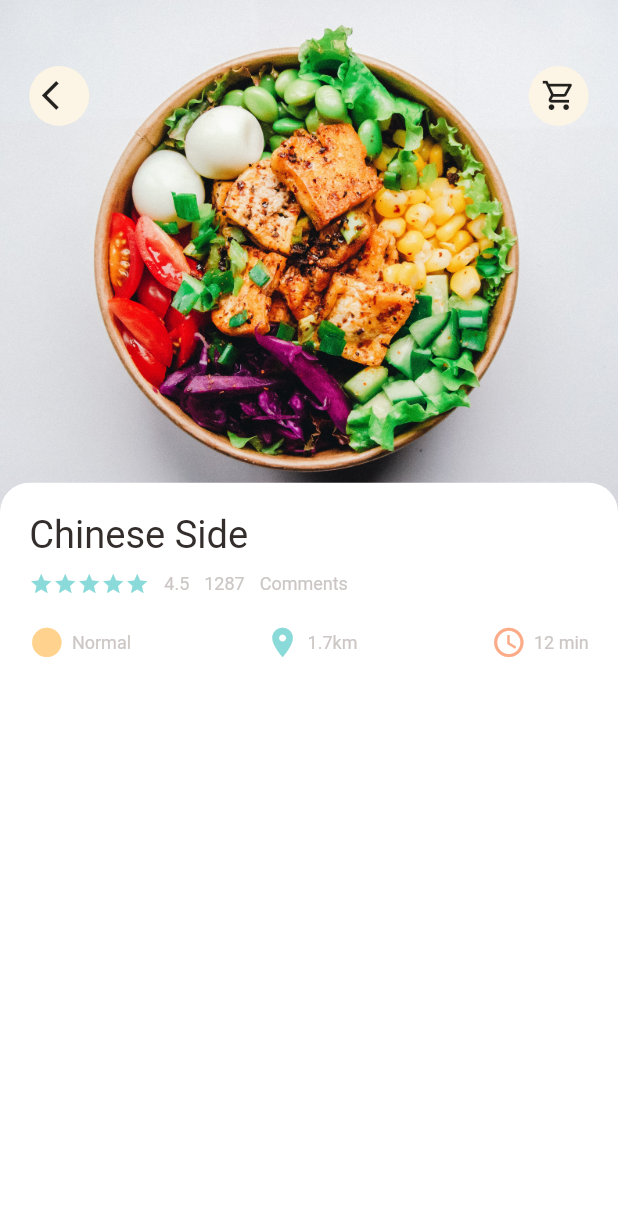
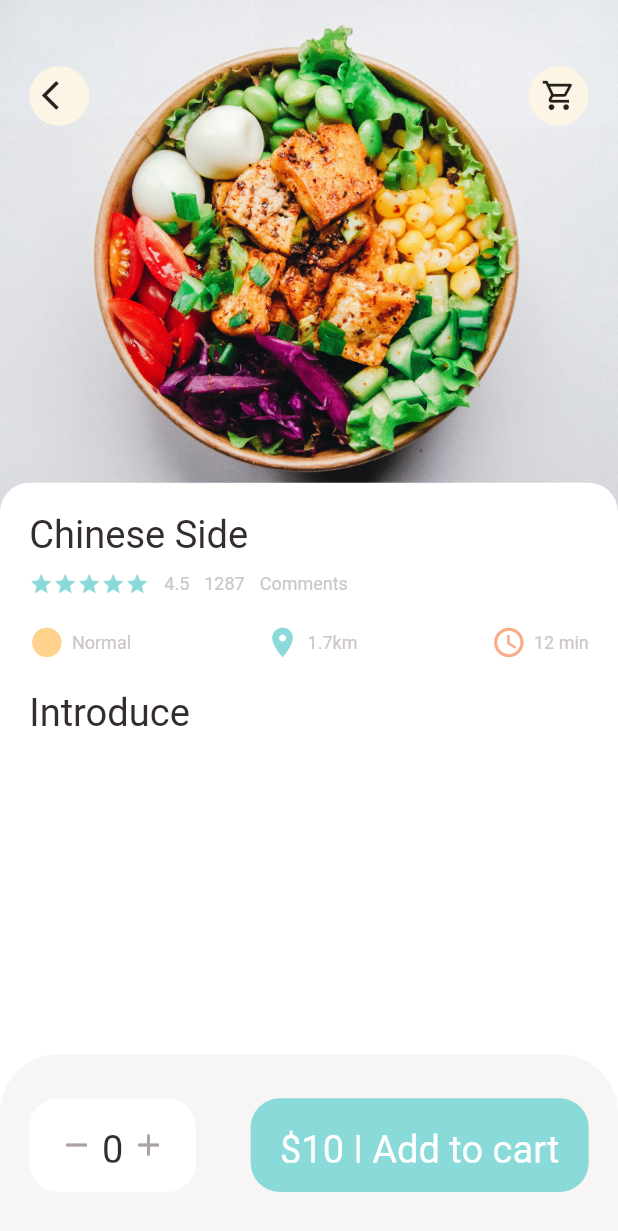
Before and after one commit to ahhmedsafwat/FoodDeliveryApp, a Flutter app: the screen it shows after launch, on a phone screen of 412 x 824 dp. Shown: the top 1231 px of the screen. Run offline on Flutter 3.47's test engine with Material 2 defaults, Android fonts, the phone set to English and light mode, and no system bars; our stand-ins replace dots_indicator, get.

Commit message:
create the bottom navigation bar

```diff
--- a/lib/core/utils/dimension.dart
+++ b/lib/core/utils/dimension.dart
@@ -39,5 +39,8 @@ class Dimensions {
 
   //food details
   static double foodDetailsImgSize = screenHeight / 2.41;
+
+  //bottom height
+  static double bottomHeightBar = screenHeight / 6.8;
 }
 // 844
--- a/lib/features/FoodDetails/presentation/view/food_details.dart
+++ b/lib/features/FoodDetails/presentation/view/food_details.dart
@@ -1,4 +1,5 @@
 import 'package:flutter/material.dart';
+import 'package:food_delivery_app/features/FoodDetails/presentation/view/widgets/bottom_navigation_bar.dart';
 import 'package:food_delivery_app/features/FoodDetails/presentation/view/widgets/food_details_body.dart';
 
 class FoodDetails extends StatelessWidget {
@@ -7,7 +8,9 @@ class FoodDetails extends StatelessWidget {
   @override
   Widget build(BuildContext context) {
     return const Scaffold(
+      backgroundColor: Colors.white,
       body: FoodDetailsBody(),
+      bottomNavigationBar: CustomBottomNavigationBar(),
     );
   }
 }
--- /dev/null
+++ b/lib/features/FoodDetails/presentation/view/widgets/bottom_navigation_bar.dart
@@ -0,0 +1,62 @@
+import 'package:flutter/material.dart';
+
+import '../../../../../core/utils/colors.dart';
+import '../../../../../core/utils/dimension.dart';
+import '../../../../../core/widgets/big_text.dart';
+
+class CustomBottomNavigationBar extends StatelessWidget {
+  const CustomBottomNavigationBar({
+    super.key,
+  });
+
+  @override
+  Widget build(BuildContext context) {
+    return Container(
+      height: Dimensions.bottomHeightBar,
+      padding: EdgeInsets.symmetric(
+        vertical: Dimensions.height30,
+        horizontal: Dimensions.width20,
+      ),
+      decoration: BoxDecoration(
+        borderRadius: BorderRadius.only(
+            topLeft: Radius.circular(Dimensions.radius20 * 2),
+            topRight: Radius.circular(Dimensions.radius20 * 2)),
+        color: AppColors.buttonBackgroundColor,
+      ),
+      child: Row(mainAxisAlignment: MainAxisAlignment.spaceBetween, children: [
+        Container(
+          padding: EdgeInsets.symmetric(
+              horizontal: Dimensions.width20, vertical: Dimensions.height20),
+          decoration: BoxDecoration(
+            borderRadius: BorderRadius.circular(Dimensions.radius20),
+            color: Colors.white,
+          ),
+          child: Row(children: [
+            const Icon(
+              Icons.remove,
+              color: AppColors.signColor,
+            ),
+            SizedBox(width: Dimensions.width10 / 2),
+            const BigText(text: '0'),
+            SizedBox(width: Dimensions.width10 / 2),
+            const Icon(
+              Icons.add,
+              color: AppColors.signColor,
+            )
+          ]),
+        ),
+        Container(
+          padding: EdgeInsets.symmetric(
+              horizontal: Dimensions.width20, vertical: Dimensions.height20),
+          decoration: BoxDecoration(
+              borderRadius: BorderRadius.circular(Dimensions.radius20),
+              color: AppColors.mainColor),
+          child: const BigText(
+            text: '\$10 | Add to cart',
+            color: Colors.white,
+          ),
+        )
+      ]),
+    );
+  }
+}
--- a/lib/features/FoodDetails/presentation/view/widgets/food_details_body.dart
+++ b/lib/features/FoodDetails/presentation/view/widgets/food_details_body.dart
@@ -2,7 +2,6 @@ import 'package:flutter/material.dart';
 import 'package:food_delivery_app/core/utils/dimension.dart';
 import 'package:food_delivery_app/core/widgets/app_image.dart';
 import 'package:food_delivery_app/features/FoodDetails/presentation/view/widgets/app_icon.dart';
-
 import '../../../../../core/widgets/big_text.dart';
 import '../../../../../core/widgets/order_information.dart';
 import '../../../../home/presentation/views/widgets/rating.dart';
@@ -60,7 +59,9 @@ class FoodDetailsBody extends StatelessWidget {
                   SizedBox(height: Dimensions.height10),
                   const Rating(),
                   SizedBox(height: Dimensions.height20),
-                  const OrderIformation()
+                  const OrderIformation(),
+                  SizedBox(height: Dimensions.height20),
+                  const BigText(text: 'Introduce'),
                 ],
               ),
             )),
--- a/lib/main.dart
+++ b/lib/main.dart
@@ -1,8 +1,6 @@
 import 'package:flutter/material.dart';
 import 'package:get/get.dart';
-
 import 'features/FoodDetails/presentation/view/food_details.dart';
-import 'features/home/presentation/food_page.dart';
 
 void main(List<String> args) {
   runApp(const FoodDeliveryApp());
```
